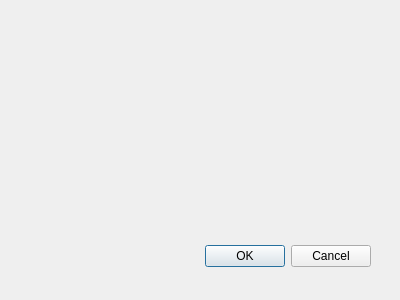
The window that unix2qgisdatetime/unix2qgisdatetime_dialog_base.ui (gamfeld/UnixTimeConverter) describes before a commit, drawn with Qt 5.
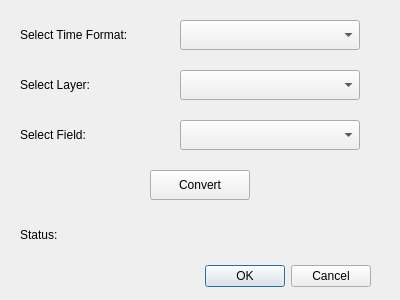
The same window after the commit.

```diff
--- a/unix2qgisdatetime/unix2qgisdatetime_dialog_base.ui
+++ b/unix2qgisdatetime/unix2qgisdatetime_dialog_base.ui
@@ -12,11 +12,118 @@
   <property name="windowTitle" >
    <string>Convert Unix Time</string>
   </property>
-  <widget class="QDialogButtonBox" name="button_box" >
-   <property name="geometry" >
+
+  <!-- Time format selector -->
+  <widget class="QLabel" name="labelFormat">
+   <property name="geometry">
+    <rect>
+     <x>20</x>
+     <y>20</y>
+     <width>150</width>
+     <height>30</height>
+    </rect>
+   </property>
+   <property name="text">
+    <string>Select Time Format:</string>
+   </property>
+  </widget>
+  <widget class="QComboBox" name="formatComboBox">
+   <property name="geometry">
+    <rect>
+     <x>180</x>
+     <y>20</y>
+     <width>180</width>
+     <height>30</height>
+    </rect>
+   </property>
+  </widget>
+
+  <!-- Layer selector -->
+  <widget class="QLabel" name="labelLayer">
+   <property name="geometry">
+    <rect>
+     <x>20</x>
+     <y>70</y>
+     <width>150</width>
+     <height>30</height>
+    </rect>
+   </property>
+   <property name="text">
+    <string>Select Layer:</string>
+   </property>
+  </widget>
+  <widget class="QComboBox" name="layerComboBox">
+   <property name="geometry">
+    <rect>
+     <x>180</x>
+     <y>70</y>
+     <width>180</width>
+     <height>30</height>
+    </rect>
+   </property>
+  </widget>
+
+  <!-- Field selector -->
+  <widget class="QLabel" name="labelField">
+   <property name="geometry">
+    <rect>
+     <x>20</x>
+     <y>120</y>
+     <width>150</width>
+     <height>30</height>
+    </rect>
+   </property>
+   <property name="text">
+    <string>Select Field:</string>
+   </property>
+  </widget>
+  <widget class="QComboBox" name="fieldComboBox">
+   <property name="geometry">
+    <rect>
+     <x>180</x>
+     <y>120</y>
+     <width>180</width>
+     <height>30</height>
+    </rect>
+   </property>
+  </widget>
+
+  <!-- Convert button -->
+  <widget class="QPushButton" name="convertButton">
+   <property name="geometry">
+    <rect>
+     <x>150</x>
+     <y>170</y>
+     <width>100</width>
+     <height>30</height>
+    </rect>
+   </property>
+   <property name="text">
+    <string>Convert</string>
+   </property>
+  </widget>
+
+  <!-- Status label -->
+  <widget class="QLabel" name="statusLabel">
+   <property name="geometry">
+    <rect>
+     <x>20</x>
+     <y>220</y>
+     <width>360</width>
+     <height>30</height>
+    </rect>
+   </property>
+   <property name="text">
+    <string>Status:</string>
+   </property>
+  </widget>
+
+  <!-- Standard OK/Cancel buttons -->
+  <widget class="QDialogButtonBox" name="button_box">
+   <property name="geometry">
     <rect>
      <x>30</x>
-     <y>240</y>
+     <y>260</y>
      <width>341</width>
      <height>32</height>
     </rect>
```
Left out of the diff: 31 changed lines with no effect on the pictures.
